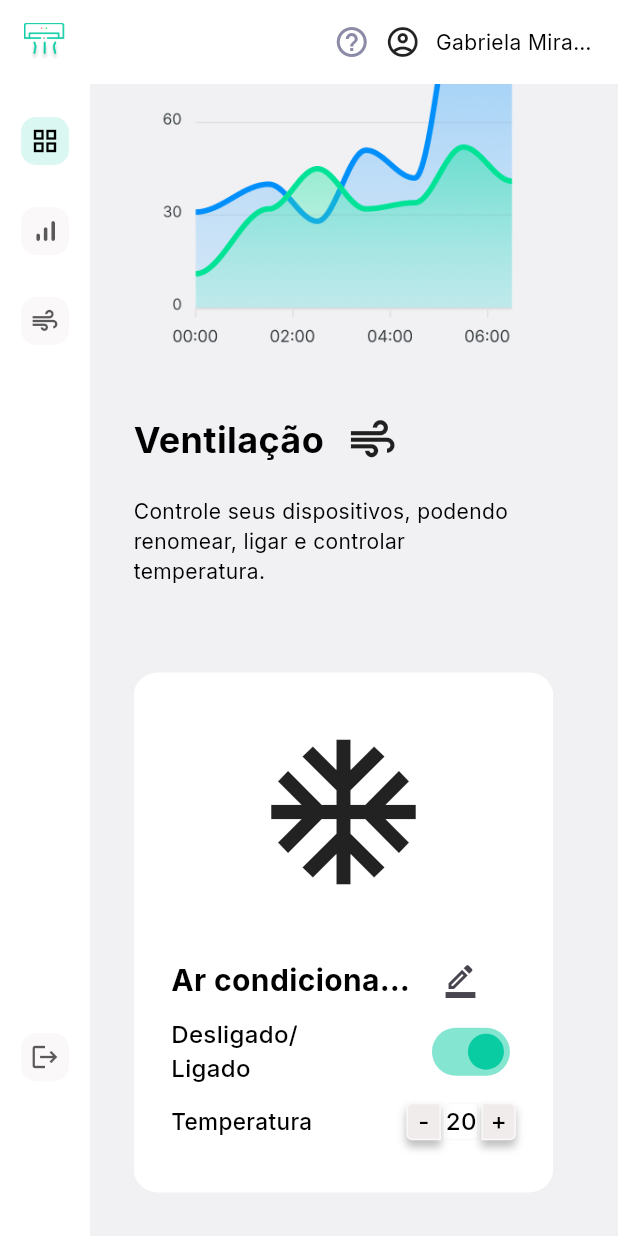
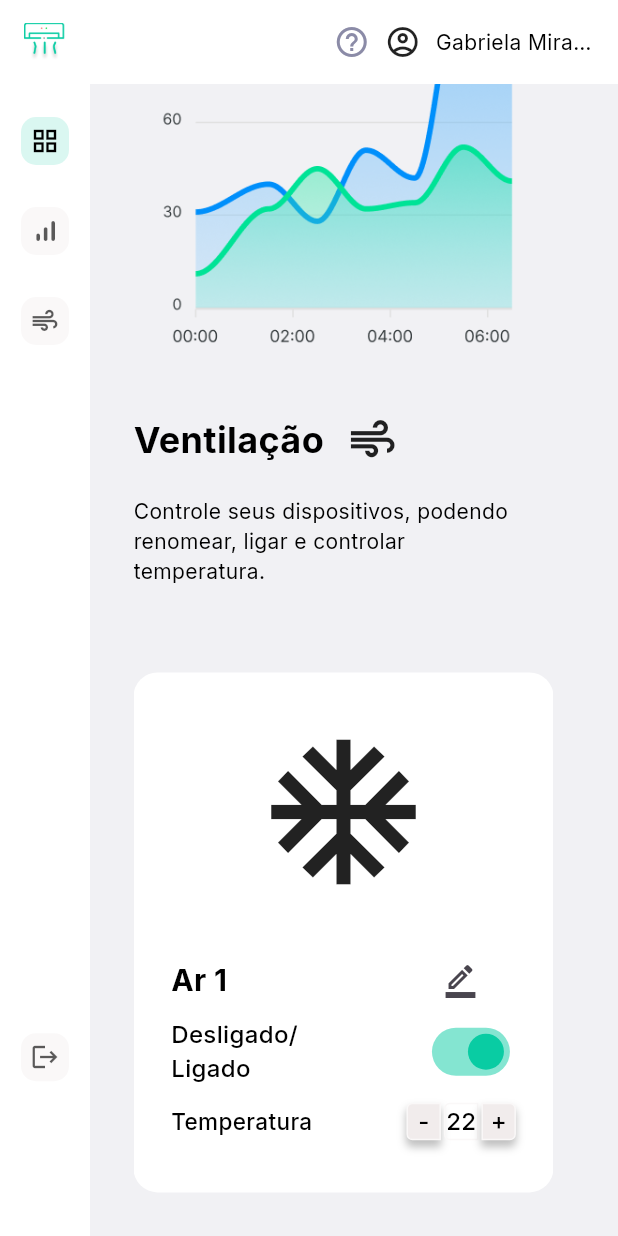
Before and after one commit to EduardoOPR/airflow-app, a Flutter app: the DashBoard_Screen screen opened directly, scrolled down 402 dp, on a phone screen of 412 x 824 dp. Run offline on Flutter 3.47's test engine with Material 2 defaults, Android fonts, the phone set to English and light mode, and no system bars; our stand-ins replace firebase_auth, firebase_core, google_fonts, google_sign_in; missing offline and left inert: dart:ffi; accounts and stored records are empty.

Commit message:
Card do ar convertido em uma widget

```diff
--- a/lib/main.dart
+++ b/lib/main.dart
@@ -3,6 +3,7 @@ import 'package:firebase_core/firebase_core.dart';
 import 'package:flutter/material.dart';
 import 'package:airflow/views/screens/DashBoard_Screen.dart';
 import 'package:airflow/views/screens/home_page.dart';
+import 'package:airflow/views/screens/SplashScreen.dart';
 
 void main() {
   //await Firebase.initializeApp(options: DefaultFirebaseOptions.currentPlataform,);
@@ -22,8 +23,9 @@ class MyApp extends StatelessWidget {
       ),
       debugShowCheckedModeBanner: false,
       routes: {
-        '/': (context) => const LoginScreen(),
-        //'/': (context) => const DashBoard_Screen(),
+        //'/': (context) => const SplashScreen(),
+        //'/': (context) => const LoginScreen(),
+        '/': (context) => const DashBoard_Screen(),
       },
     );
   }
--- a/lib/views/screens/DashBoard_Screen.dart
+++ b/lib/views/screens/DashBoard_Screen.dart
@@ -1,6 +1,7 @@
 import 'dart:ffi';
 
 import 'package:airflow/themes/my_themes.dart';
+import 'package:airflow/views/widgets/AirCard.dart';
 import 'package:flutter/material.dart';
 import 'package:airflow/views/widgets/RailNavigation.dart';
 import 'package:airflow/views/widgets/TemperatureButton.dart';
@@ -14,8 +15,6 @@ class DashBoard_Screen extends StatefulWidget {
 
 class _DashBoard_ScreenState extends State<DashBoard_Screen> {
   final int _selectedIndex = 0;
-  bool isSwitched = true;
-  final int counter = 20;
 
   @override
   Widget build(BuildContext context) {
@@ -163,86 +162,11 @@ class _DashBoard_ScreenState extends State<DashBoard_Screen> {
                         SizedBox(
                           height: MediaQuery.of(context).size.height * 0.07,
                         ),
-                        Container(
-                          padding: EdgeInsets.symmetric(horizontal: 25),
-                          height: MediaQuery.of(context).size.height * 0.4206,
-                          width: MediaQuery.of(context).size.width * 0.6795,
-                          decoration: BoxDecoration(
-                              borderRadius: BorderRadius.circular(16),
-                              color: Colors.white),
-                          child: Column(
-                            mainAxisAlignment: MainAxisAlignment.center,
-                            children: [
-                              const Icon(
-                                Icons.ac_unit_sharp,
-                                size: 116,
-                              ),
-                              SizedBox(
-                                height: 30,
-                              ),
-                              Row(
-                                children: [
-                                  SizedBox(
-                                    width: MediaQuery.of(context).size.width *
-                                        0.41,
-                                    child: Text(
-                                      'Ar condicionado 1',
-                                      style: MyThemes.inter700(
-                                          fontSize: 20,
-                                          textColor: Colors.black),
-                                      overflow: TextOverflow.ellipsis,
-                                    ),
-                                  ),
-                                  IconButton(
-                                      onPressed: () {},
-                                      icon: Icon(Icons.border_color_outlined))
-                                ],
-                              ),
-                              Row(
-                                mainAxisAlignment:
-                                    MainAxisAlignment.spaceBetween,
-                                children: [
-                                  Text(
-                                    'Desligado/\nLigado',
-                                    style: MyThemes.inter500(
-                                        fontSize: 16, textColor: Colors.black),
-                                  ),
-                                  Switch(
-                                    activeColor: Color(0xFF09CCA3),
-                                    value: isSwitched,
-                                    onChanged: (value) {
-                                      setState(() {
-                                        isSwitched = value;
-                                      });
-                                    },
-                                  ),
-                                ],
-                              ),
-                              SizedBox(
-                                height: 10,
-                              ),
-                              Row(
-                                mainAxisAlignment:
-                                    MainAxisAlignment.spaceBetween,
-                                children: [
-                                  Text(
-                                    'Temperatura',
-                                    style: MyThemes.inter500(
-                                      fontSize: 15,
-                                      textColor: Colors.black,
-                                    ),
-                                  ),
-                                  TemperatureButton(
-                                    temperatureCounter: counter,
-                                  ),
-                                ],
-                              ),
-                            ],
-                          ),
-                        ),
+                        AirCard(isOn: true, tempCount: 22, AirName: 'Ar 1'),
                         SizedBox(
                           height: 30,
-                        )
+                        ),
+                        AirCard(isOn: false, tempCount: 20, AirName: 'Ar 2'),
                       ],
                     ),
                   ),
--- /dev/null
+++ b/lib/views/widgets/AirCard.dart
@@ -0,0 +1,105 @@
+import 'package:airflow/themes/my_themes.dart';
+import 'package:airflow/views/widgets/TemperatureButton.dart';
+import 'package:flutter/material.dart';
+
+class AirCard extends StatefulWidget {
+  const AirCard(
+      {super.key,
+      required this.AirName,
+      required this.isOn,
+      required this.tempCount});
+
+  final String AirName;
+  final bool isOn;
+  final int tempCount;
+
+  @override
+  State<AirCard> createState() => _AirCardState();
+}
+
+class _AirCardState extends State<AirCard> {
+  bool isSwitched = true;
+  int counter = 20;
+
+  @override
+  void initState() {
+    // TODO: implement initState
+    isSwitched = widget.isOn;
+    counter = widget.tempCount;
+    super.initState();
+  }
+
+  @override
+  Widget build(BuildContext context) {
+    return Container(
+      padding: const EdgeInsets.symmetric(horizontal: 25),
+      height: MediaQuery.of(context).size.height * 0.4206,
+      width: MediaQuery.of(context).size.width * 0.6795,
+      decoration: BoxDecoration(
+          borderRadius: BorderRadius.circular(16), color: Colors.white),
+      child: Column(
+        mainAxisAlignment: MainAxisAlignment.center,
+        children: [
+          const Icon(
+            Icons.ac_unit_sharp,
+            size: 116,
+          ),
+          const SizedBox(
+            height: 30,
+          ),
+          Row(
+            children: [
+              SizedBox(
+                width: MediaQuery.of(context).size.width * 0.41,
+                child: Text(
+                  widget.AirName,
+                  style:
+                      MyThemes.inter700(fontSize: 20, textColor: Colors.black),
+                  overflow: TextOverflow.ellipsis,
+                ),
+              ),
+              IconButton(
+                  onPressed: () {}, icon: Icon(Icons.border_color_outlined))
+            ],
+          ),
+          Row(
+            mainAxisAlignment: MainAxisAlignment.spaceBetween,
+            children: [
+              Text(
+                'Desligado/\nLigado',
+                style: MyThemes.inter500(fontSize: 16, textColor: Colors.black),
+              ),
+              Switch(
+                activeColor: Color(0xFF09CCA3),
+                value: isSwitched,
+                onChanged: (value) {
+                  setState(() {
+                    isSwitched = value;
+                  });
+                },
+              ),
+            ],
+          ),
+          SizedBox(
+            height: 10,
+          ),
+          Row(
+            mainAxisAlignment: MainAxisAlignment.spaceBetween,
+            children: [
+              Text(
+                'Temperatura',
+                style: MyThemes.inter500(
+                  fontSize: 15,
+                  textColor: Colors.black,
+                ),
+              ),
+              TemperatureButton(
+                temperatureCounter: counter,
+              ),
+            ],
+          ),
+        ],
+      ),
+    );
+  }
+}
--- a/lib/views/widgets/RailNavigation.dart
+++ b/lib/views/widgets/RailNavigation.dart
@@ -32,8 +32,8 @@ class _RailNavigationState extends State<RailNavigation> {
           _selectedIndex = index;
         });
         if (index == 3) {
-          GoogleSignIn().signOut();
-          FirebaseAuth.instance.signOut();
+          //GoogleSignIn().signOut();
+          //FirebaseAuth.instance.signOut();
         }
       },
       destinations: [
```
Also changed, not shown: lib/views/screens/Login_Screen.dart (+13 -13 lines), lib/views/screens/SplashScreen.dart (+4 -4 lines), 1 other file.
